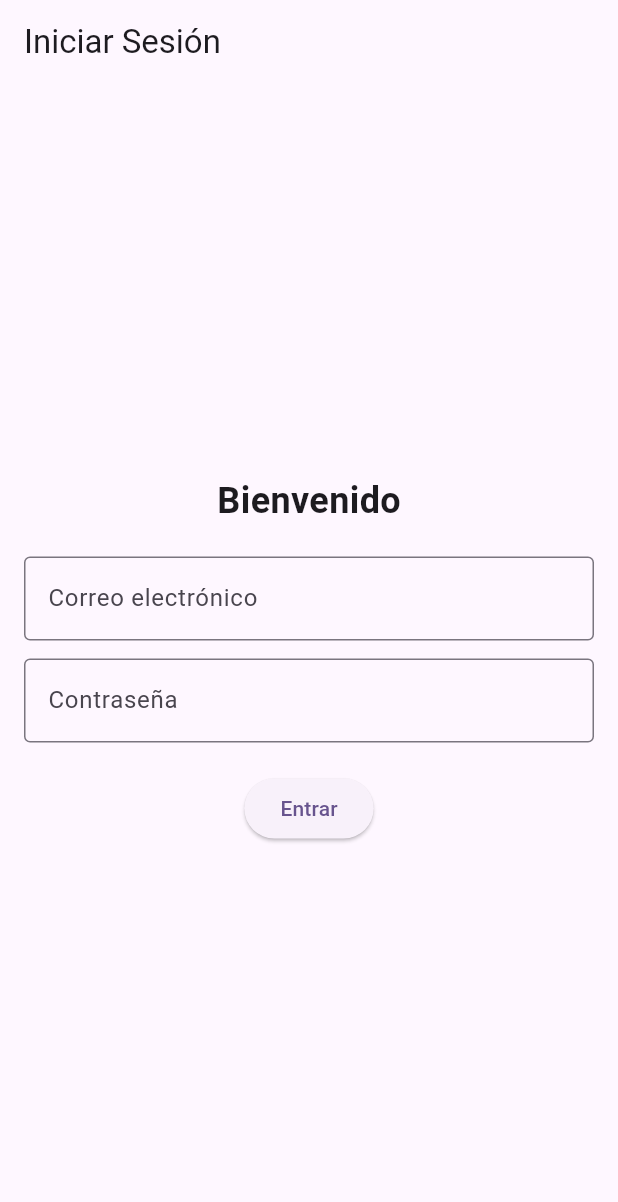
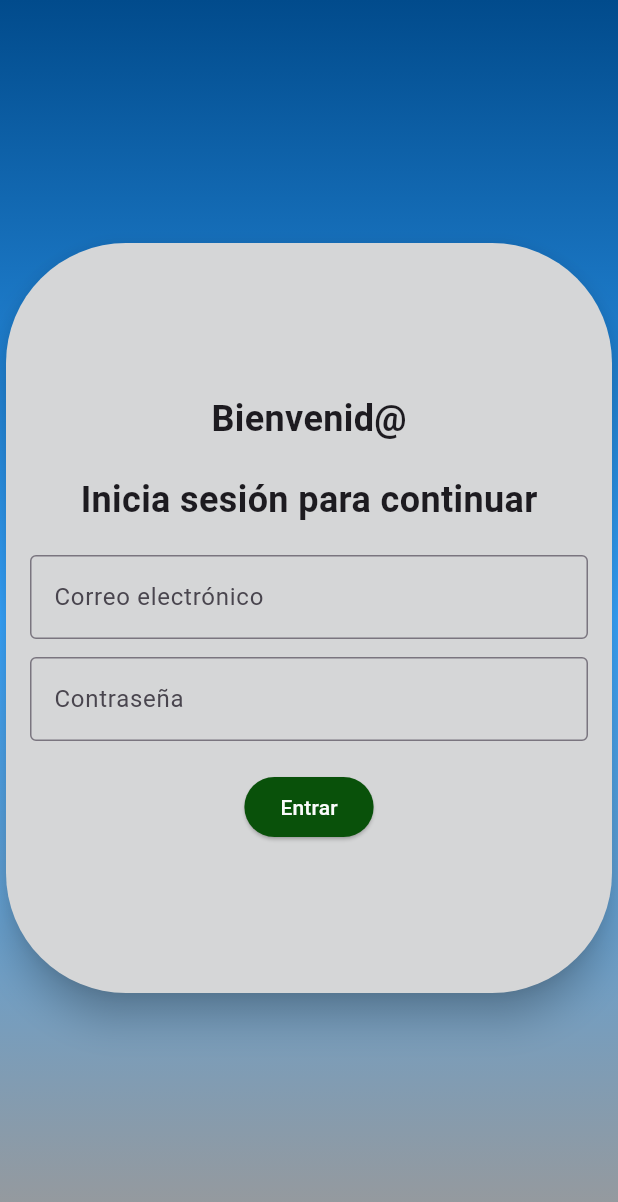
Before and after one commit to Emanuel-Gar/MyAppFlutter, a Flutter app: the screen it shows after launch, on a phone screen of 412 x 824 dp. Shown: the top 1202 px of the screen. Run offline on Flutter 3.47's test engine with Material 3 defaults, Android fonts, the light colour scheme and no system bars.

Commit message:
Feat DiseñoLogin

```diff
--- a/lib/main.dart
+++ b/lib/main.dart
@@ -1,4 +1,5 @@
 import 'package:flutter/material.dart';
+
 import 'screens/login.dart'; // 1. Importa tu archivo de la pantalla
 
 void main() {
@@ -11,7 +12,8 @@ class MyApp extends StatelessWidget {
   @override
   Widget build(BuildContext context) {
     return MaterialApp(
-      debugShowCheckedModeBanner: false, // Opcional: quita la etiqueta de "Debug"
+      debugShowCheckedModeBanner:
+          false, // Opcional: quita la etiqueta de "Debug"
       title: 'Mi Proyecto',
       theme: ThemeData(
         colorScheme: ColorScheme.fromSeed(seedColor: Colors.deepPurple),
--- a/lib/screens/login.dart
+++ b/lib/screens/login.dart
@@ -1,4 +1,5 @@
 import 'package:flutter/material.dart';
+
 import 'dashboard.dart'; // 1. Importa la pantalla de tu compañero
 
 class LoginScreen extends StatelessWidget {
@@ -7,18 +8,55 @@ class LoginScreen extends StatelessWidget {
   @override
   Widget build(BuildContext context) {
     return Scaffold(
-      appBar: AppBar(
-        title: const Text('Iniciar Sesión'),
+      body: Container(
+        decoration: BoxDecoration(
+          gradient: LinearGradient(
+            // Dirección del degradado (de arriba hacia abajo o en diagonal)
+            begin: Alignment.topCenter,
+            end: Alignment.bottomCenter,
+            colors: [
+              Color.fromARGB(255, 1, 75, 140), // Azul principal
+              Color.fromARGB(255, 54, 165, 255), // Azul claro
+              const Color.fromARGB(
+                255,
+                154,
+                153,
+                153,
+              ), // Blanco (Color de apoyo)
+            ],
+            // Opcional: define las paradas (stops) para controlar dónde cambia cada color (de 0.0 a 1.0)
+            stops: [0.0, 0.5, 1.0],
           ),
-      body: Center(
+        ),
+        child: Center(
+          child: Card(
+            color: Color.fromARGB(255, 213, 214, 215),
+            elevation: 10.0,
+            shape: RoundedRectangleBorder(
+              borderRadius: BorderRadius.circular(80),
+            ),
+            child: SizedBox(
+              width: 500,
+              height: 500,
               child: Padding(
                 padding: const EdgeInsets.all(16.0),
                 child: Column(
                   mainAxisAlignment: MainAxisAlignment.center,
                   children: [
                     const Text(
-                'Bienvenido',
-                style: TextStyle(fontSize: 24, fontWeight: FontWeight.bold),
+                      'Bienvenid@',
+                      style: TextStyle(
+                        fontSize: 24,
+                        fontWeight: FontWeight.bold,
+                      ),
+                    ),
+                    const SizedBox(height: 20),
+                    const Text(
+                      'Inicia sesión para continuar',
+                      style: TextStyle(
+                        fontSize: 24,
+                        fontWeight: FontWeight.bold,
+                      ),
                     ),
                     const SizedBox(height: 20),
                     const TextField(
@@ -37,6 +75,15 @@ class LoginScreen extends StatelessWidget {
                     ),
                     const SizedBox(height: 20),
                     ElevatedButton(
+                      style: ElevatedButton.styleFrom(
+                        backgroundColor: Color.fromARGB(255, 9, 81, 10), // Color de fondo (ej. Verde para botones importantes)
+                        foregroundColor: const Color.fromARGB(
+                          255,
+                          251,
+                          252,
+                          252,
+                        ), // Color del texto y de los iconos
+                      ),
                       onPressed: () {
                         // 2. Aquí haces la navegación hacia el Dashboard
                         Navigator.push(
@@ -52,6 +99,9 @@ class LoginScreen extends StatelessWidget {
                 ),
               ),
             ),
+          ),
+        ),
+      ),
     );
   }
 }
```
Lines whose indentation alone changed are shown as unchanged.
